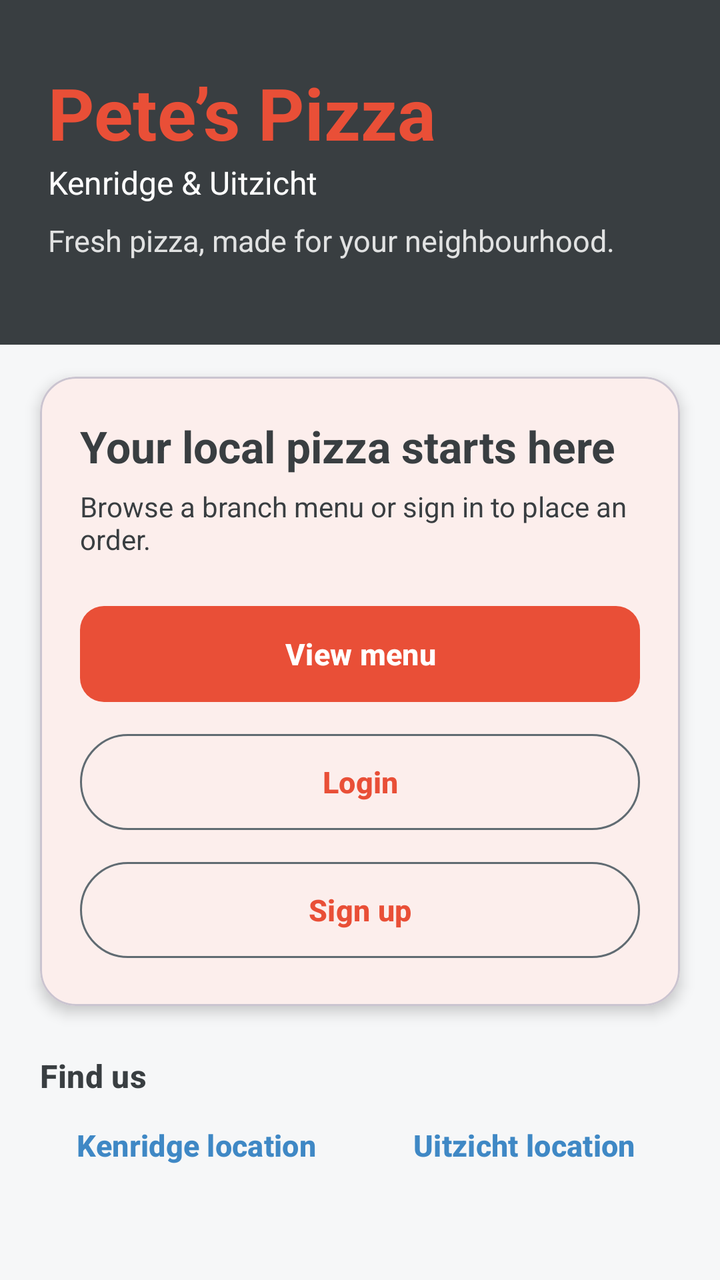
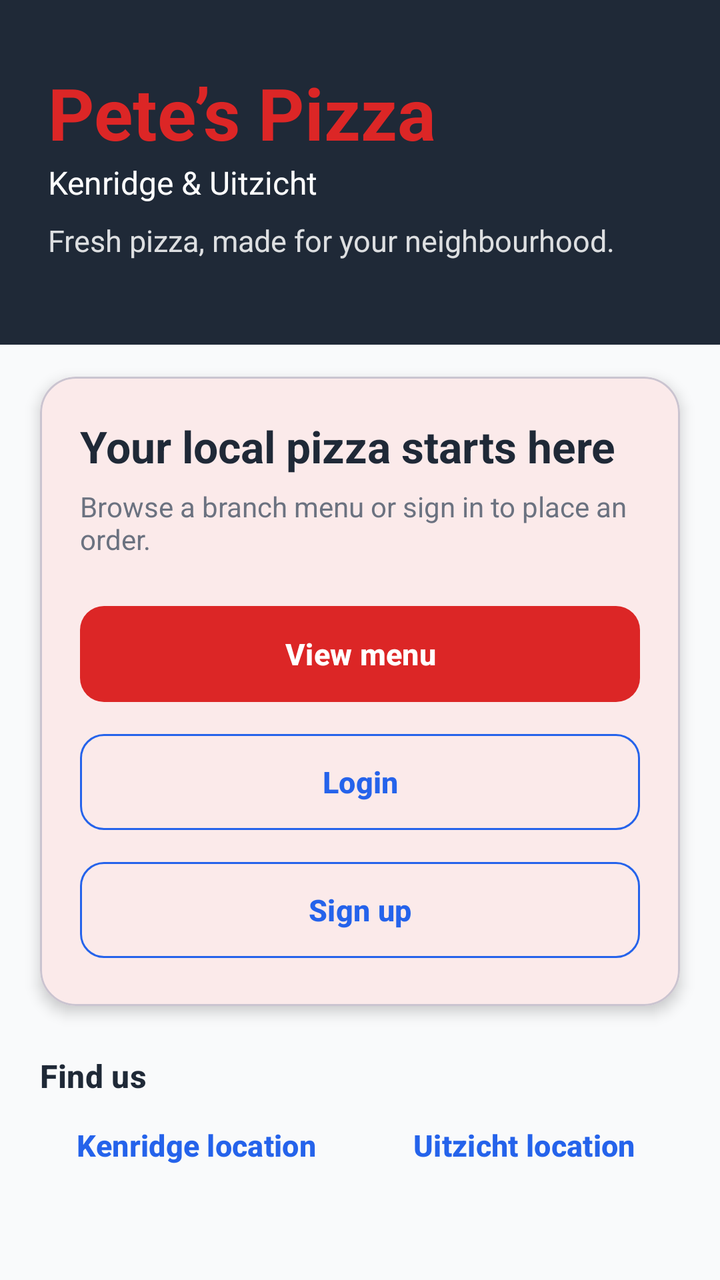

Before-and-after screenshots of an Android layout around one commit, followed by the original layout XML and the change that was made.
<!-- AndroidManifest.xml: application theme Theme.DeliveryApp -->
<!-- res/layout/activity_landing.xml -->
<?xml version="1.0" encoding="utf-8"?>
<ScrollView xmlns:android="http://schemas.android.com/apk/res/android" xmlns:app="http://schemas.android.com/apk/res-auto"
    android:layout_width="match_parent" android:layout_height="match_parent" android:fillViewport="true">
    <LinearLayout android:layout_width="match_parent" android:layout_height="wrap_content"
        android:orientation="vertical" android:paddingBottom="32dp">
        <LinearLayout android:layout_width="match_parent" android:layout_height="wrap_content"
            android:background="@color/gunmetal" android:orientation="vertical"
            android:paddingStart="24dp" android:paddingEnd="24dp" android:paddingTop="32dp" android:paddingBottom="42dp">
            <TextView android:layout_width="wrap_content" android:layout_height="wrap_content"
                android:text="Pete’s Pizza" android:textColor="@color/terracotta"
                android:textSize="36sp" android:textStyle="bold" />
            <TextView android:layout_width="wrap_content" android:layout_height="wrap_content"
                android:layout_marginTop="0dp" android:text="Kenridge &amp; Uitzicht"
                android:textColor="@color/white" android:textSize="16sp" />
            <TextView android:id="@+id/tvWelcome" android:layout_width="match_parent"
                android:layout_height="wrap_content" android:layout_marginTop="20dp"
                android:textColor="@color/white" android:textSize="24sp"
                android:textStyle="bold" android:visibility="gone" />
            <TextView android:layout_width="match_parent" android:layout_height="wrap_content"
                android:layout_marginTop="8dp" android:text="Fresh pizza, made for your neighbourhood."
                android:textColor="#D9FFFFFF" android:textSize="15sp" />
        </LinearLayout>
        <com.google.android.material.card.MaterialCardView
            android:layout_width="match_parent" android:layout_height="wrap_content"
            android:layout_marginStart="20dp" android:layout_marginEnd="20dp"
            android:layout_marginTop="16dp" app:cardBackgroundColor="?attr/colorSurface"
            app:cardCornerRadius="18dp" app:cardElevation="4dp">
            <LinearLayout android:layout_width="match_parent" android:layout_height="wrap_content"
                android:orientation="vertical" android:padding="20dp">
                <TextView android:layout_width="match_parent" android:layout_height="wrap_content"
                    android:text="Your local pizza starts here"
                    android:textAppearance="@style/TextAppearance.Material3.TitleLarge"
                    android:textStyle="bold" />
                <TextView android:layout_width="match_parent" android:layout_height="wrap_content"
                    android:layout_marginTop="6dp"
                    android:text="Browse a branch menu or sign in to place an order."
                    android:textColor="?attr/colorOnSurfaceVariant" />
                <LinearLayout android:id="@+id/guestActions" android:layout_width="match_parent"
                    android:layout_height="wrap_content" android:layout_marginTop="20dp"
                    android:orientation="vertical">
                    <com.google.android.material.button.MaterialButton android:id="@+id/btnViewMenu"
                        android:layout_width="match_parent" android:layout_height="56dp"
                        android:text="View menu" android:textStyle="bold" />
                    <com.google.android.material.button.MaterialButton
                        style="@style/Widget.Material3.Button.OutlinedButton"
                        android:id="@+id/btnLogin" android:layout_width="match_parent"
                        android:layout_height="56dp" android:layout_marginTop="8dp"
                        android:text="Login" android:textStyle="bold" />
                    <com.google.android.material.button.MaterialButton
                        style="@style/Widget.Material3.Button.OutlinedButton"
                        android:id="@+id/btnRegister" android:layout_width="match_parent"
                        android:layout_height="56dp" android:layout_marginTop="8dp"
                        android:text="Sign up" android:textStyle="bold" />
                </LinearLayout>
                <LinearLayout android:id="@+id/memberActions" android:layout_width="match_parent"
                    android:layout_height="wrap_content" android:layout_marginTop="20dp"
                    android:orientation="vertical" android:visibility="gone">
                    <com.google.android.material.button.MaterialButton android:id="@+id/btnOrder"
                        android:layout_width="match_parent" android:layout_height="56dp"
                        android:text="View menu &amp; order" android:textStyle="bold" />
                    <com.google.android.material.button.MaterialButton
                        style="@style/Widget.Material3.Button.TextButton"
                        android:id="@+id/btnLogout" android:layout_width="match_parent"
                        android:layout_height="wrap_content" android:text="Logout"
                        android:textColor="@color/steel_blue" />
                </LinearLayout>
            </LinearLayout>
        </com.google.android.material.card.MaterialCardView>
        <LinearLayout android:id="@+id/branchChoice" android:layout_width="match_parent"
            android:layout_height="wrap_content" android:layout_marginStart="20dp"
            android:layout_marginEnd="20dp" android:layout_marginTop="24dp"
            android:orientation="vertical" android:visibility="gone">
            <TextView android:layout_width="match_parent" android:layout_height="wrap_content"
                android:text="Choose your branch"
                android:textAppearance="@style/TextAppearance.Material3.TitleMedium"
                android:textStyle="bold" />
            <TextView android:layout_width="match_parent" android:layout_height="wrap_content"
                android:layout_marginTop="4dp" android:text="Menus and prices can vary by branch."
                android:textColor="?attr/colorOnSurfaceVariant" />
            <LinearLayout android:layout_width="match_parent" android:layout_height="wrap_content"
                android:layout_marginTop="12dp" android:orientation="horizontal">
                <com.google.android.material.button.MaterialButton
                    style="@style/Widget.Material3.Button.OutlinedButton"
                    android:id="@+id/btnKenridge" android:layout_width="0dp"
                    android:layout_height="56dp" android:layout_weight="1"
                    android:text="Kenridge" />
                <com.google.android.material.button.MaterialButton
                    style="@style/Widget.Material3.Button.OutlinedButton"
                    android:id="@+id/btnUitzicht" android:layout_width="0dp"
                    android:layout_height="56dp" android:layout_marginStart="8dp"
                    android:layout_weight="1" android:text="Uitzicht" />
            </LinearLayout>
        </LinearLayout>
        <LinearLayout android:layout_width="match_parent" android:layout_height="wrap_content"
            android:layout_marginStart="20dp" android:layout_marginEnd="20dp"
            android:layout_marginTop="24dp" android:orientation="vertical">
            <TextView android:layout_width="match_parent" android:layout_height="wrap_content"
                android:text="Find us" android:textAppearance="@style/TextAppearance.Material3.TitleMedium"
                android:textStyle="bold" />
            <LinearLayout android:layout_width="match_parent" android:layout_height="wrap_content"
                android:orientation="horizontal">
                <com.google.android.material.button.MaterialButton
                    style="@style/Widget.Material3.Button.TextButton"
                    android:id="@+id/btnKenridgeMap" android:layout_width="0dp"
                    android:layout_height="wrap_content" android:layout_weight="1"
                    android:text="Kenridge location" android:textColor="@color/steel_blue" />
                <com.google.android.material.button.MaterialButton
                    style="@style/Widget.Material3.Button.TextButton"
                    android:id="@+id/btnUitzichtMap" android:layout_width="0dp"
                    android:layout_height="wrap_content" android:layout_marginStart="8dp"
                    android:layout_weight="1" android:text="Uitzicht location"
                    android:textColor="@color/steel_blue" />
            </LinearLayout>
        </LinearLayout>
    </LinearLayout>
</ScrollView>
<!-- resources referenced by this layout -->
<resources>
  <color name="gunmetal">#393E41</color>
  <color name="steel_blue">#3F88C5</color>
  <color name="terracotta">#E94F37</color>
  <color name="white">#FFFFFF</color>
  <style name="Theme.DeliveryApp" parent="Theme.Material3.Light.NoActionBar">
          <item name="materialButtonStyle">@style/Widget.App.PrimaryButton</item>
          <item name="colorPrimary">@color/terracotta</item>
          <item name="colorOnPrimary">@color/white</item>
          <item name="colorPrimaryContainer">@color/terracotta_soft</item>
          <item name="colorOnPrimaryContainer">@color/gunmetal</item>
          <item name="colorSecondary">@color/steel_blue</item>
          <item name="colorOnSecondary">@color/white</item>
          <item name="colorSecondaryContainer">@color/steel_blue_soft</item>
          <item name="colorOnSecondaryContainer">@color/gunmetal</item>
          <item name="colorTertiary">@color/gunmetal</item>
          <item name="colorSurface">@color/white</item>
          <item name="colorOnSurface">@color/gunmetal</item>
          <item name="colorSurfaceVariant">@color/paper_variant</item>
          <item name="colorOnSurfaceVariant">@color/gunmetal</item>
          <item name="colorOutline">@color/outline</item>
          <item name="colorError">@color/error_red</item>
          <item name="android:colorBackground">@color/paper</item>
          <item name="android:textColorPrimary">@color/gunmetal</item>
          <item name="android:statusBarColor">@color/gunmetal</item>
          <item name="android:windowLightStatusBar">false</item>
      </style>
  <style name="Widget.App.PrimaryButton" parent="Widget.Material3.Button">
          <item name="cornerRadius">12dp</item><item name="android:textSize">15sp</item>
          <item name="android:minHeight">56dp</item><item name="android:textStyle">bold</item>
      </style>
  <color name="terracotta_soft">#FFF1ED</color>
  <color name="steel_blue_soft">#DDEBF7</color>
  <color name="paper_variant">#E9ECEE</color>
  <color name="outline">#606B72</color>
  <color name="error_red">#B3261E</color>
  <color name="paper">#F6F7F8</color>
</resources>

<!-- the commit's change to res/layout/activity_landing.xml (unified diff, before → after) -->
@@ -18,7 +18,7 @@
                 android:textStyle="bold" android:visibility="gone" />
             <TextView android:layout_width="match_parent" android:layout_height="wrap_content"
                 android:layout_marginTop="8dp" android:text="Fresh pizza, made for your neighbourhood."
-                android:textColor="#D9FFFFFF" android:textSize="15sp" />
+                android:textColor="@color/white_85" android:textSize="15sp" />
         </LinearLayout>
         <com.google.android.material.card.MaterialCardView
             android:layout_width="match_parent" android:layout_height="wrap_content"
@@ -42,12 +42,12 @@
                         android:layout_width="match_parent" android:layout_height="56dp"
                         android:text="View menu" android:textStyle="bold" />
                     <com.google.android.material.button.MaterialButton
-                        style="@style/Widget.Material3.Button.OutlinedButton"
+                        style="@style/Widget.App.SecondaryButton"
                         android:id="@+id/btnLogin" android:layout_width="match_parent"
                         android:layout_height="56dp" android:layout_marginTop="8dp"
                         android:text="Login" android:textStyle="bold" />
                     <com.google.android.material.button.MaterialButton
-                        style="@style/Widget.Material3.Button.OutlinedButton"
+                        style="@style/Widget.App.SecondaryButton"
                         android:id="@+id/btnRegister" android:layout_width="match_parent"
                         android:layout_height="56dp" android:layout_marginTop="8dp"
                         android:text="Sign up" android:textStyle="bold" />
@@ -59,7 +59,7 @@
                         android:layout_width="match_parent" android:layout_height="56dp"
                         android:text="View menu &amp; order" android:textStyle="bold" />
                     <com.google.android.material.button.MaterialButton
-                        style="@style/Widget.Material3.Button.TextButton"
+                        style="@style/Widget.App.SecondaryTextButton"
                         android:id="@+id/btnLogout" android:layout_width="match_parent"
                         android:layout_height="wrap_content" android:text="Logout"
                         android:textColor="@color/steel_blue" />
@@ -80,12 +80,12 @@
             <LinearLayout android:layout_width="match_parent" android:layout_height="wrap_content"
                 android:layout_marginTop="12dp" android:orientation="horizontal">
                 <com.google.android.material.button.MaterialButton
-                    style="@style/Widget.Material3.Button.OutlinedButton"
+                    style="@style/Widget.App.SecondaryButton"
                     android:id="@+id/btnKenridge" android:layout_width="0dp"
                     android:layout_height="56dp" android:layout_weight="1"
                     android:text="Kenridge" />
                 <com.google.android.material.button.MaterialButton
-                    style="@style/Widget.Material3.Button.OutlinedButton"
+                    style="@style/Widget.App.SecondaryButton"
                     android:id="@+id/btnUitzicht" android:layout_width="0dp"
                     android:layout_height="56dp" android:layout_marginStart="8dp"
                     android:layout_weight="1" android:text="Uitzicht" />
@@ -100,12 +100,12 @@
             <LinearLayout android:layout_width="match_parent" android:layout_height="wrap_content"
                 android:orientation="horizontal">
                 <com.google.android.material.button.MaterialButton
-                    style="@style/Widget.Material3.Button.TextButton"
+                    style="@style/Widget.App.SecondaryTextButton"
                     android:id="@+id/btnKenridgeMap" android:layout_width="0dp"
                     android:layout_height="wrap_content" android:layout_weight="1"
                     android:text="Kenridge location" android:textColor="@color/steel_blue" />
                 <com.google.android.material.button.MaterialButton
-                    style="@style/Widget.Material3.Button.TextButton"
+                    style="@style/Widget.App.SecondaryTextButton"
                     android:id="@+id/btnUitzichtMap" android:layout_width="0dp"
                     android:layout_height="wrap_content" android:layout_marginStart="8dp"
                     android:layout_weight="1" android:text="Uitzicht location"
<!-- resource entries referenced after the edit -->
@@ -1,40 +1,64 @@
 <!-- resources referenced by this layout -->
 <resources>
-  <color name="gunmetal">#393E41</color>
-  <color name="steel_blue">#3F88C5</color>
-  <color name="terracotta">#E94F37</color>
-  <color name="white">#FFFFFF</color>
+  <color name="gunmetal">@color/neutral_dark</color>
+  <color name="steel_blue">@color/brand_blue</color>
+  <color name="terracotta">@color/brand_red</color>
+  <color name="white">@color/surface</color>
+  <color name="white_85">#D9FFFFFF</color>
+  <style name="Widget.App.SecondaryButton" parent="Widget.Material3.Button.OutlinedButton">
+          <item name="cornerRadius">12dp</item>
+          <item name="strokeColor">@color/brand_blue</item>
+          <item name="android:textColor">@color/brand_blue</item>
+          <item name="iconTint">@color/brand_blue</item>
+      </style>
+  <style name="Widget.App.SecondaryTextButton" parent="Widget.Material3.Button.TextButton">
+          <item name="android:textColor">@color/brand_blue</item>
+          <item name="iconTint">@color/brand_blue</item>
+      </style>
   <style name="Theme.DeliveryApp" parent="Theme.Material3.Light.NoActionBar">
           <item name="materialButtonStyle">@style/Widget.App.PrimaryButton</item>
-          <item name="colorPrimary">@color/terracotta</item>
-          <item name="colorOnPrimary">@color/white</item>
-          <item name="colorPrimaryContainer">@color/terracotta_soft</item>
-          <item name="colorOnPrimaryContainer">@color/gunmetal</item>
-          <item name="colorSecondary">@color/steel_blue</item>
-          <item name="colorOnSecondary">@color/white</item>
-          <item name="colorSecondaryContainer">@color/steel_blue_soft</item>
-          <item name="colorOnSecondaryContainer">@color/gunmetal</item>
-          <item name="colorTertiary">@color/gunmetal</item>
-          <item name="colorSurface">@color/white</item>
-          <item name="colorOnSurface">@color/gunmetal</item>
-          <item name="colorSurfaceVariant">@color/paper_variant</item>
-          <item name="colorOnSurfaceVariant">@color/gunmetal</item>
-          <item name="colorOutline">@color/outline</item>
+          <item name="materialButtonOutlinedStyle">@style/Widget.App.SecondaryButton</item>
+          <item name="colorPrimary">@color/brand_red</item>
+          <item name="colorOnPrimary">@color/surface</item>
+          <item name="colorPrimaryContainer">@color/brand_red_tint</item>
+          <item name="colorOnPrimaryContainer">@color/neutral_dark</item>
+          <item name="colorSecondary">@color/brand_blue</item>
+          <item name="colorOnSecondary">@color/surface</item>
+          <item name="colorSecondaryContainer">@color/brand_blue_tint</item>
+          <item name="colorOnSecondaryContainer">@color/neutral_dark</item>
+          <item name="colorTertiary">@color/neutral_primary</item>
+          <item name="colorSurface">@color/surface</item>
+          <item name="colorOnSurface">@color/neutral_dark</item>
+          <item name="colorSurfaceVariant">@color/neutral_border</item>
+          <item name="colorOnSurfaceVariant">@color/neutral_medium</item>
+          <item name="colorOutline">@color/neutral_medium</item>
           <item name="colorError">@color/error_red</item>
-          <item name="android:colorBackground">@color/paper</item>
-          <item name="android:textColorPrimary">@color/gunmetal</item>
-          <item name="android:statusBarColor">@color/gunmetal</item>
+          <item name="android:colorBackground">@color/page_background</item>
+          <item name="android:textColorPrimary">@color/neutral_dark</item>
+          <item name="android:statusBarColor">@color/brand_blue_dark</item>
+          <item name="android:navigationBarColor">@color/page_background</item>
           <item name="android:windowLightStatusBar">false</item>
+          <item name="android:windowLightNavigationBar">true</item>
       </style>
+  <color name="neutral_dark">#1F2937</color>
+  <color name="brand_blue">#2563EB</color>
+  <color name="brand_red">#DC2626</color>
+  <color name="surface">#FFFFFF</color>
   <style name="Widget.App.PrimaryButton" parent="Widget.Material3.Button">
-          <item name="cornerRadius">12dp</item><item name="android:textSize">15sp</item>
-          <item name="android:minHeight">56dp</item><item name="android:textStyle">bold</item>
+          <item name="cornerRadius">12dp</item>
+          <item name="android:textSize">15sp</item>
+          <item name="android:minHeight">56dp</item>
+          <item name="android:textStyle">bold</item>
+          <item name="backgroundTint">@color/brand_red</item>
+          <item name="android:textColor">@color/surface</item>
       </style>
-  <color name="terracotta_soft">#FFF1ED</color>
-  <color name="steel_blue_soft">#DDEBF7</color>
-  <color name="paper_variant">#E9ECEE</color>
-  <color name="outline">#606B72</color>
-  <color name="error_red">#B3261E</color>
-  <color name="paper">#F6F7F8</color>
+  <color name="brand_red_tint">#FEE2E2</color>
+  <color name="brand_blue_tint">#DBEAFE</color>
+  <color name="neutral_primary">#4B5563</color>
+  <color name="neutral_border">#E5E7EB</color>
+  <color name="neutral_medium">#6B7280</color>
+  <color name="error_red">#B91C1C</color>
+  <color name="page_background">#F9FAFB</color>
+  <color name="brand_blue_dark">#1E40AF</color>
 </resources>
 
